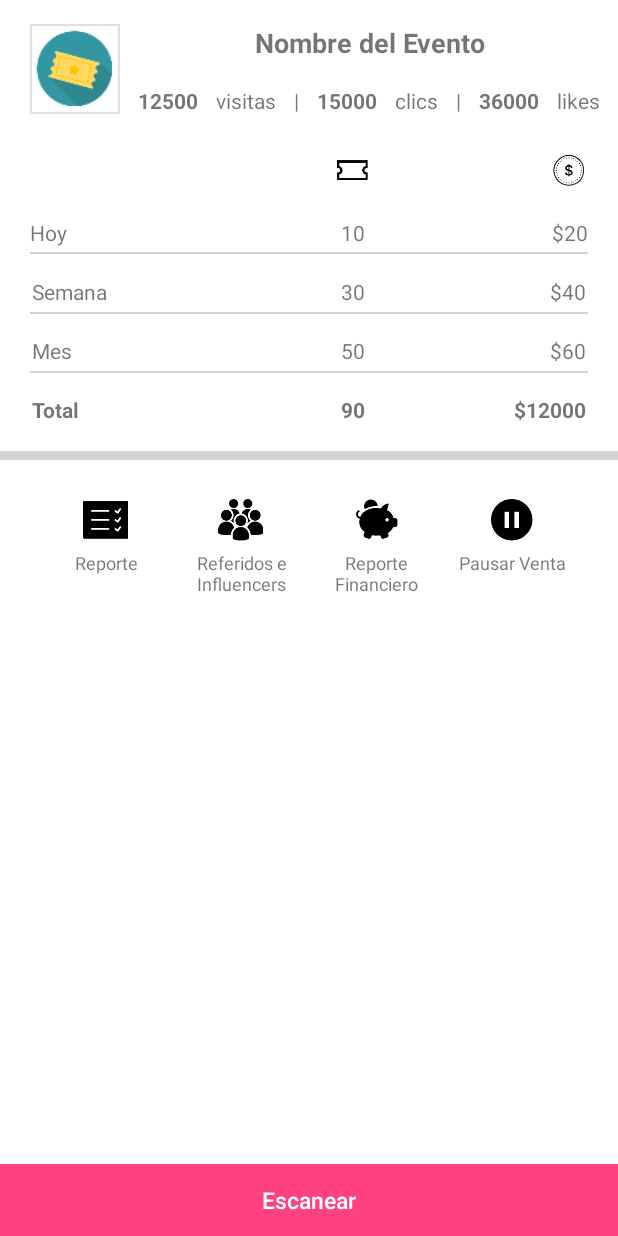
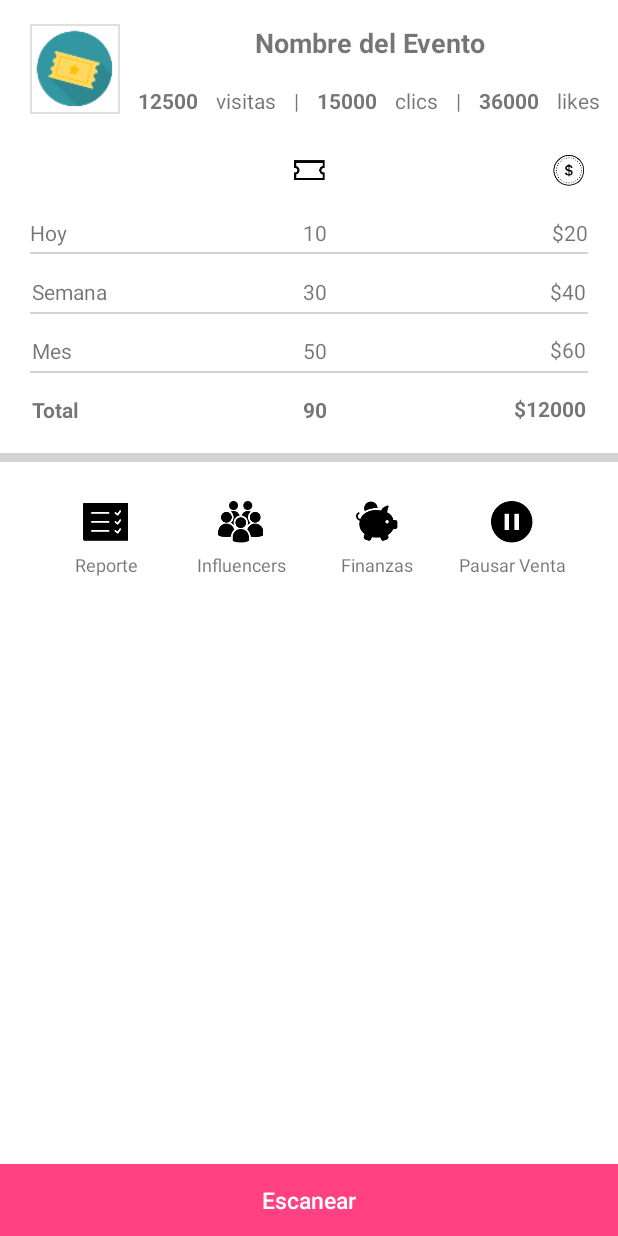
Before and after one commit to michaelperez08/yappplus, an Android app: the layout fragment_perfil_experiencia.xml on its own in the app's theme, with its tools: preview values and no code run, on a phone screen of 412 x 824 dp. Run offline under Robolectric (Android 15) with nearby library versions, the phone set to English and light mode, and no system bars.

Commit message:
Beta 1.8

```diff
--- a/app/src/main/java/com/yapp/mrrabbit/yapp/Evento.java
+++ b/app/src/main/java/com/yapp/mrrabbit/yapp/Evento.java
@@ -68,8 +68,8 @@ public class Evento {
 
     public int getTotalTiquetesVendidos(){
         int total = 0;
-        for (TipoTiquete temp_ticket: tipoTiquetes) {
-            total += temp_ticket.getTiquetesVendidos();
+        for (TipoTiquete temp_tipo_ticket: tipoTiquetes) {
+            total += temp_tipo_ticket.getTiquetesVendidos();
         }
         return  total;
     }
--- a/app/src/main/java/com/yapp/mrrabbit/yapp/MainActivity.java
+++ b/app/src/main/java/com/yapp/mrrabbit/yapp/MainActivity.java
@@ -81,8 +81,14 @@ public class MainActivity extends AppCompatActivity
         id_evento = 426806;//evento michael
         id_usuario = 700009;
 
+        //id_evento = 431163;//evento michael 2
+        //id_usuario = 700009;
+
         //id_evento = 425960;//evento cuco
         //id_usuario = 100298;
+
+        //id_evento = 429391;//evento music fest
+        //id_usuario = 700358;
 
 
         appContext = this;
--- a/app/src/main/res/layout/fragment_perfil_experiencia.xml
+++ b/app/src/main/res/layout/fragment_perfil_experiencia.xml
@@ -161,9 +161,8 @@
             android:layout_width="23dp"
             android:layout_height="23dp"
             android:layout_marginTop="15dp"
-            app:layout_constraintHorizontal_bias="0.651"
             app:layout_constraintLeft_toLeftOf="parent"
-            app:layout_constraintRight_toLeftOf="@+id/im_dollar_perfil"
+            app:layout_constraintRight_toRightOf="parent"
             app:layout_constraintTop_toBottomOf="@+id/textView13"
             app:srcCompat="@mipmap/ic_ticket"
             tools:ignore="VectorDrawableCompat" />
@@ -175,10 +174,8 @@
             android:layout_marginTop="20dp"
             android:text="90"
             android:textStyle="bold"
-            app:layout_constraintLeft_toLeftOf="@+id/tv_tickets_mes"
             app:layout_constraintRight_toRightOf="@+id/tv_tickets_mes"
-            app:layout_constraintTop_toBottomOf="@+id/tv_tickets_mes"
-            app:layout_constraintHorizontal_bias="0.0" />
+            app:layout_constraintTop_toBottomOf="@+id/tv_tickets_mes" />
 
         <TextView
             android:id="@+id/tv_tickets_mes"
@@ -186,7 +183,6 @@
             android:layout_height="wrap_content"
             android:layout_marginTop="20dp"
             android:text="50"
-            app:layout_constraintLeft_toLeftOf="@+id/tv_tickets_semana"
             app:layout_constraintRight_toRightOf="@+id/tv_tickets_semana"
             app:layout_constraintTop_toBottomOf="@+id/tv_tickets_semana" />
 
@@ -196,7 +192,6 @@
             android:layout_height="wrap_content"
             android:layout_marginTop="20dp"
             android:text="30"
-            app:layout_constraintLeft_toLeftOf="@+id/tv_tickets_hoy"
             app:layout_constraintRight_toRightOf="@+id/tv_tickets_hoy"
             app:layout_constraintTop_toBottomOf="@+id/tv_tickets_hoy" />
 
@@ -208,13 +203,12 @@
             android:text="10"
             app:layout_constraintRight_toRightOf="@+id/im_ticket_perfil"
             app:layout_constraintTop_toBottomOf="@+id/im_ticket_perfil"
-            app:layout_constraintLeft_toLeftOf="@+id/im_ticket_perfil"
             android:layout_marginRight="0dp" />
 
         <TextView
             android:id="@+id/tv_dollar_total"
             android:layout_width="wrap_content"
-            android:layout_height="17dp"
+            android:layout_height="wrap_content"
             android:layout_marginTop="20dp"
             android:text="$12000"
             android:textStyle="bold"
@@ -223,11 +217,10 @@
 
         <TextView
             android:id="@+id/tv_dollar_mes"
-            android:layout_width="0dp"
+            android:layout_width="wrap_content"
             android:layout_height="wrap_content"
-            android:layout_marginTop="20dp"
+            android:layout_marginTop="19dp"
             android:text="$60"
-            app:layout_constraintLeft_toLeftOf="@+id/tv_dollar_semana"
             app:layout_constraintRight_toRightOf="@+id/tv_dollar_semana"
             app:layout_constraintTop_toBottomOf="@+id/tv_dollar_semana" />
 
@@ -349,9 +342,9 @@
 
         <TextView
             android:id="@+id/tv_referidosInfluenecers"
-            android:layout_width="74dp"
-            android:layout_height="33dp"
-            android:text="Referidos e Influencers"
+            android:layout_width="wrap_content"
+            android:layout_height="wrap_content"
+            android:text="Influencers"
             android:textAlignment="center"
             android:textSize="12dp"
             app:layout_constraintLeft_toLeftOf="@+id/ib_referidos_influencers"
@@ -360,9 +353,9 @@
 
         <TextView
             android:id="@+id/tv_reporteFinanciero"
-            android:layout_width="70dp"
-            android:layout_height="33dp"
-            android:text="Reporte Financiero"
+            android:layout_width="wrap_content"
+            android:layout_height="wrap_content"
+            android:text="Finanzas"
             android:textAlignment="center"
             android:textSize="12dp"
             app:layout_constraintLeft_toLeftOf="@+id/ib_reporte_financiero"
@@ -370,7 +363,7 @@
             app:layout_constraintTop_toBottomOf="@+id/ib_reporte_financiero" />
 
         <TextView
-            android:id="@+id/textView5"
+            android:id="@+id/tv_reporte"
             android:layout_width="wrap_content"
             android:layout_height="wrap_content"
             android:text="Reporte"
@@ -382,7 +375,7 @@
 
         <TextView
             android:id="@+id/tv_pausarVenta"
-            android:layout_width="85dp"
+            android:layout_width="wrap_content"
             android:layout_height="wrap_content"
             android:text="Pausar Venta"
             android:textAlignment="center"
--- a/app/src/main/res/values/styles.xml
+++ b/app/src/main/res/values/styles.xml
@@ -26,7 +26,7 @@
     </style>
 
     <style name="CheckTheme.Button" parent="Widget.AppCompat.Button.Colored">
-        <item name="colorButtonNormal">@color/green</item>
+        <item name="colorButtonNormal">@color/colorPrimary</item>
         <item name="android:textColor">#ffffff</item>
     </style>
 
```
Also changed, not shown: app/src/main/java/com/yapp/mrrabbit/yapp/DBTiquetesDisponibles.java (+8 -5 lines), app/src/main/java/com/yapp/mrrabbit/yapp/DataAccess.java (+24 -6 lines), app/src/main/java/com/yapp/mrrabbit/yapp/Escanear.java (+34 -19 lines), app/src/main/java/com/yapp/mrrabbit/yapp/PerfilExperiencia.java (+58 -32 lines), app/src/main/java/com/yapp/mrrabbit/yapp/TipoTiquete.java (+39 -11 lines), app/src/main/java/com/yapp/mrrabbit/yapp/Tiquete.java (+11 -2 lines), app/src/main/res/layout/dialog_result_scann.xml (+23 -6 lines).
